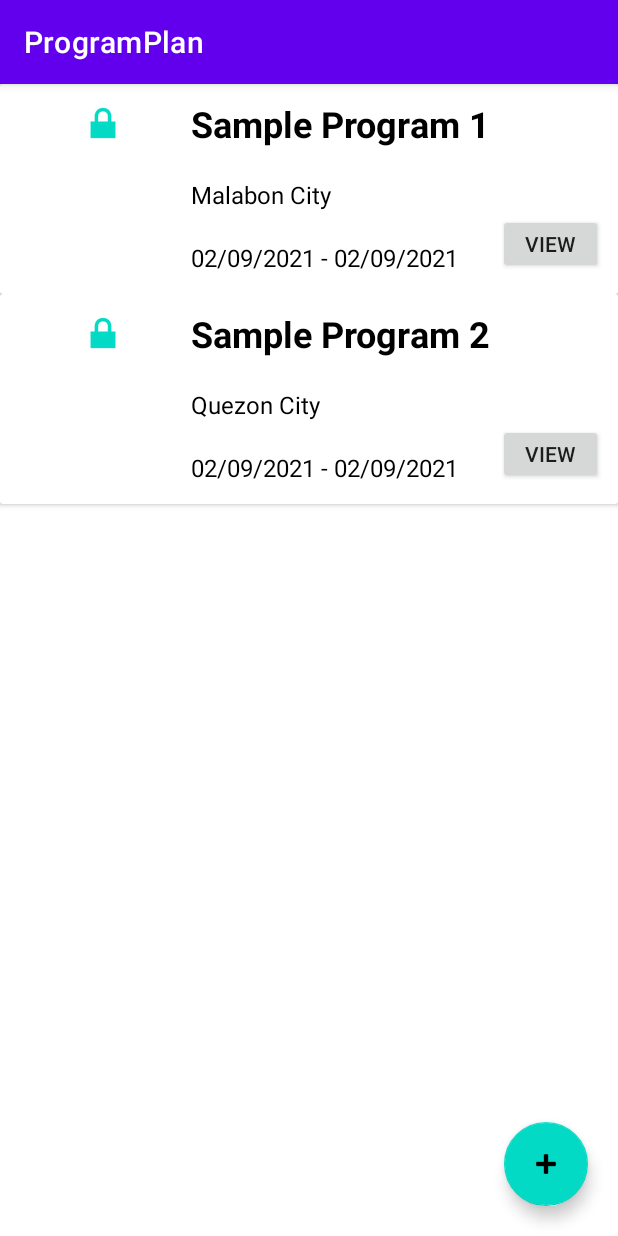
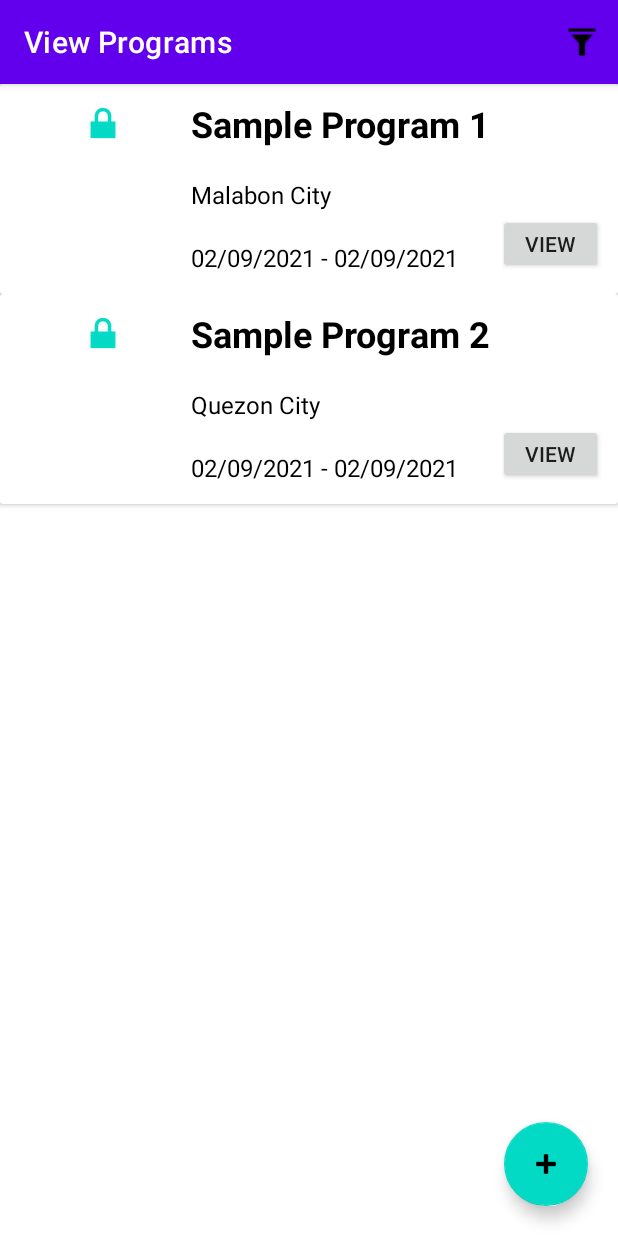
Before and after one commit to neallithic64/mobdeve-progplan, an Android app: the ViewProgsActivity screen opened directly, with no data from a screen before it, on a phone screen of 412 x 824 dp. Run offline under Robolectric (Android 15) with nearby library versions, the phone set to English and light mode, and no system bars.

Commit message:
Modified menus, and added the filter fragment (in progress)

```diff
--- a/app/src/main/java/com/mobdeve/s17/lim/matthew/mobdeve_progplan/ViewProgsActivity.java
+++ b/app/src/main/java/com/mobdeve/s17/lim/matthew/mobdeve_progplan/ViewProgsActivity.java
@@ -5,6 +5,9 @@ import androidx.recyclerview.widget.LinearLayoutManager;
 
 import android.content.Intent;
 import android.os.Bundle;
+import android.view.Menu;
+import android.view.MenuInflater;
+import android.view.MenuItem;
 
 import com.mobdeve.s17.lim.matthew.mobdeve_progplan.adapters.ProgramAdapter;
 import com.mobdeve.s17.lim.matthew.mobdeve_progplan.databinding.ActivityViewProgsBinding;
@@ -19,6 +22,7 @@ public class ViewProgsActivity extends AppCompatActivity {
 	private ArrayList<Program>			programArrayList;
 	private ProgramAdapter				programAdapter;
 	private int position;
+	private Menu menu;
 	@Override
 	protected void onCreate(Bundle savedInstanceState) {
 		super.onCreate(savedInstanceState);
@@ -30,9 +34,26 @@ public class ViewProgsActivity extends AppCompatActivity {
 		binding.rvProglist.setLayoutManager(new LinearLayoutManager(getApplicationContext()));
 		binding.rvProglist.setAdapter(programAdapter);
 
+
 		initOnClick();
 	}
 
+	public boolean onCreateOptionsMenu(Menu menu) {
+		MenuInflater inflater = getMenuInflater();
+		inflater.inflate(R.menu.main_menu, menu);
+		return true;
+	}
+
+	public boolean onOptionsItemSelected(MenuItem item) {
+		// Handle item selection
+		switch (item.getItemId()) {
+			case R.id.menu_filter:
+				new FilterDialogFragment().show(getSupportFragmentManager(),null);
+				return true;
+			default:
+				return super.onOptionsItemSelected(item);
+		}
+	}
 	@Override
 	protected void onResume() {
 		super.onResume();
--- /dev/null
+++ b/app/src/main/res/menu/main_menu.xml
@@ -0,0 +1,9 @@
+<?xml version="1.0" encoding="utf-8"?>
+<menu xmlns:app="http://schemas.android.com/apk/res-auto"
+	xmlns:android="http://schemas.android.com/apk/res/android">
+	<item
+		android:id="@+id/menu_filter"
+		android:icon="@drawable/iconsfilter"
+		android:title="Filter Programs"
+		app:showAsAction="always" />
+</menu>
--- a/app/src/main/res/values/strings.xml
+++ b/app/src/main/res/values/strings.xml
@@ -21,4 +21,6 @@
 		<item>Taguig City</item>
 		<item>Valenzuela City</item>
 	</string-array>
+	<!-- TODO: Remove or change this placeholder text -->
+	<string name="hello_blank_fragment">Hello blank fragment</string>
 </resources>
--- a/app/src/main/res/values/themes.xml
+++ b/app/src/main/res/values/themes.xml
@@ -13,4 +13,12 @@
 		<item name="android:statusBarColor" tools:targetApi="l">?attr/colorPrimaryVariant</item>
 		<!-- Customize your theme here. -->
 	</style>
+	<style name="Theme.Mobdeveprogplan.NoActionBar">
+		<item name="windowActionBar">false</item>
+		<item name="windowNoTitle">true</item>
+	</style>
+
+	<style name="Theme.Mobdeveprogplan.WithActionBar">
+		<item name="windowActionBar">true</item>
+	</style>
 </resources>
```
Also changed, not shown: app/src/main/AndroidManifest.xml (+8 -8 lines), app/src/main/java/com/mobdeve/s17/lim/matthew/mobdeve_progplan/FilterDialogFragment.java (added, +30 -0 lines), app/src/main/res/layout/fragment_filter_dialog.xml (added, +14 -0 lines), app/src/main/res/drawable/iconsfilter.png (added). Lines whose indentation alone changed are shown as unchanged.
